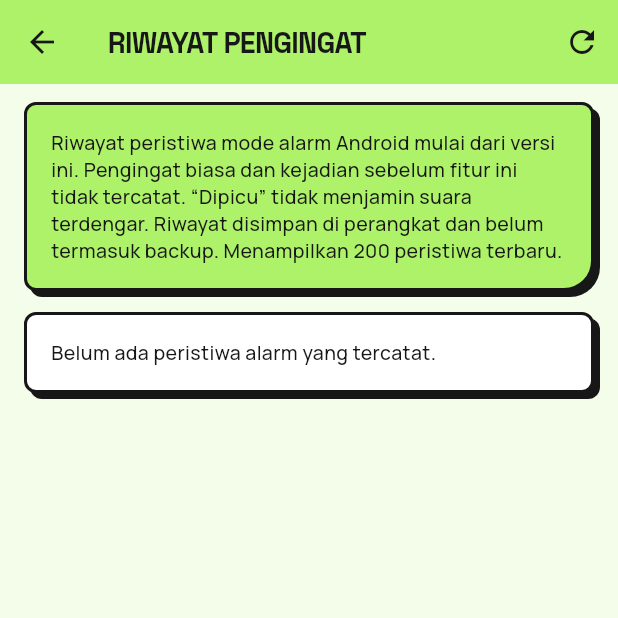
After one commit to colpad999/apk-idk, a Flutter app: the ReminderHistoryPage screen opened directly, on a phone screen of 412 x 824 dp, the top half of it. The commit adds this screen. Run offline on Flutter 3.47's test engine with Material 3 defaults, Android fonts, the phone set to English and light mode, and no system bars; our stand-ins replace drift, drift_flutter, file_picker, fl_chart, flutter_local_notifications, flutter_riverpod and 3 more; accounts and stored records are empty.

Commit message:
Add reminder event history local profile and backup import navigation
Co-authored-by: arena-agent <297053741+arena-agent@users.noreply.github.com>

```diff
--- a/lib/features/backup/backup_page.dart
+++ b/lib/features/backup/backup_page.dart
@@ -104,7 +104,7 @@ class _BackupPageState extends ConsumerState<BackupPage> {
         context,
         title: 'Pulihkan backup ini?',
         message:
-            'Restore hanya diterima pada database kosong. Seluruh transaksi, anggaran, target, foto, habit, dan pengingat dalam backup akan dipulihkan. Data yang sudah ada tidak akan ditimpa.',
+            'Restore hanya diterima pada database kosong. Seluruh transaksi, anggaran, target, foto, habit, dan pengingat dalam backup akan dipulihkan. Data dan profil yang sudah ada tidak akan ditimpa.',
         confirmLabel: 'Pulihkan',
       );
       if (!confirmed) return;
@@ -167,7 +167,7 @@ class _BackupPageState extends ConsumerState<BackupPage> {
             child: Column(crossAxisAlignment: CrossAxisAlignment.start, children: [
               const NeoSectionTitle('PULIHKAN'),
               const SizedBox(height: 8),
-              Text('Hanya untuk database kosong, misalnya instalasi baru. Backup divalidasi sebelum ditulis dan dipulihkan dalam satu transaksi database.',
+              Text('Hanya untuk database kosong tanpa profil tersimpan, misalnya instalasi baru. Backup divalidasi sebelum ditulis dan dipulihkan dalam satu transaksi database.',
                   style: TextStyle(color: palette.muted)),
               const SizedBox(height: 12),
               OutlinedButton.icon(
--- /dev/null
+++ b/lib/features/reminders/reminder_history_page.dart
@@ -0,0 +1,59 @@
+import 'package:flutter/material.dart';
+import 'package:flutter/services.dart';
+import 'package:intl/intl.dart';
+
+import '../../app/theme/neo_theme.dart';
+import '../../shared/neo_components.dart';
+
+class ReminderHistoryPage extends StatefulWidget {
+  const ReminderHistoryPage({super.key});
+  @override
+  State<ReminderHistoryPage> createState() => _ReminderHistoryPageState();
+}
+
+class _ReminderHistoryPageState extends State<ReminderHistoryPage> with WidgetsBindingObserver {
+  static const _channel = MethodChannel('colpad/habit_alarm');
+  late Future<List<Map<Object?, Object?>>> _history;
+  @override
+  void initState() { super.initState(); WidgetsBinding.instance.addObserver(this); _history = _load(); }
+  @override
+  void dispose() { WidgetsBinding.instance.removeObserver(this); super.dispose(); }
+  @override
+  void didChangeAppLifecycleState(AppLifecycleState state) {
+    if (state == AppLifecycleState.resumed) { _refresh(); }
+  }
+  Future<List<Map<Object?, Object?>>> _load() async {
+    final rows = await _channel.invokeListMethod<Object?>('history') ?? [];
+    return rows.map((row) => Map<Object?, Object?>.from(row as Map)).toList();
+  }
+  void _refresh() { if (mounted) { setState(() => _history = _load()); } }
+  String _event(Object? value) => switch (value) {
+    'triggered' => 'Alarm dipicu',
+    'snooze_due' => 'Snooze jatuh tempo',
+    'snoozed' => 'Ditunda 10 menit',
+    'stopped' => 'Dimatikan',
+    'blocked' => 'Tidak dimulai: izin atau kanal notifikasi nonaktif',
+    'service_denied' => 'Layanan alarm ditolak Android; suara mungkin tidak ada',
+    _ => 'Peristiwa alarm',
+  };
+  @override
+  Widget build(BuildContext context) => Scaffold(
+    appBar: AppBar(title: const Text('RIWAYAT PENGINGAT'), actions: [IconButton(tooltip: 'Muat ulang', onPressed: _refresh, icon: const Icon(Icons.refresh))]),
+    body: FutureBuilder<List<Map<Object?, Object?>>>(future: _history, builder: (context, snapshot) {
+      if (!snapshot.hasData && !snapshot.hasError) { return const Center(child: CircularProgressIndicator()); }
+      if (snapshot.hasError) { return Center(child: NeoErrorCard(onRetry: _refresh)); }
+      final rows = snapshot.data!;
+      return ListView(padding: const EdgeInsets.fromLTRB(16, 12, 16, 32), children: [
+        NeoCard(color: NeoPalette.of(context).primary, child: const Text('Riwayat peristiwa mode alarm Android mulai dari versi ini. Pengingat biasa dan kejadian sebelum fitur ini tidak tercatat. “Dipicu” tidak menjamin suara terdengar. Riwayat disimpan di perangkat dan belum termasuk backup. Menampilkan 200 peristiwa terbaru.')),
+        const SizedBox(height: 14),
+        if (rows.isEmpty) const NeoCard(child: Text('Belum ada peristiwa alarm yang tercatat.')),
+        for (final row in rows) ...[
+          NeoCard(shadow: false, child: Column(crossAxisAlignment: CrossAxisAlignment.start, children: [
+            Text(row['title'] as String? ?? 'Alarm habit', style: const TextStyle(fontWeight: FontWeight.w900)),
+            Text(_event(row['event'])),
+            Text(DateFormat('dd MMM yyyy · HH:mm:ss', 'id_ID').format(DateTime.fromMillisecondsSinceEpoch(row['time'] as int)), style: const TextStyle(fontSize: 12)),
+          ])), const SizedBox(height: 8),
+        ],
+      ]);
+    }));
+}
--- a/lib/services/backup_service.dart
+++ b/lib/services/backup_service.dart
@@ -252,6 +252,10 @@ class BackupService {
   }
 
   Future<void> _ensureRestoreTargetEmpty() async {
+    final profile = await _database.customSelect("SELECT COUNT(*) AS total FROM app_settings WHERE key IN ('profile_name', 'profile_note') AND value <> ''").getSingle();
+    if (profile.read<int>('total') > 0) {
+      throw StateError('Restore hanya ke database kosong. Profil yang sudah ada tidak boleh ditimpa.');
+    }
     for (final table in [
       'savings_transactions', 'budgets', 'income_sources', 'saving_goals', 'habits', 'life_entries', 'wishlist_items', 'saving_challenges', 'money_journal'
     ]) {
```
Also changed, not shown: lib/data/app_settings_repository.dart (+23 -0 lines), lib/features/navigation/navigation_center_page.dart (+7 -5 lines), lib/features/settings/profile_page.dart (added, +52 -0 lines), 6 other files.
